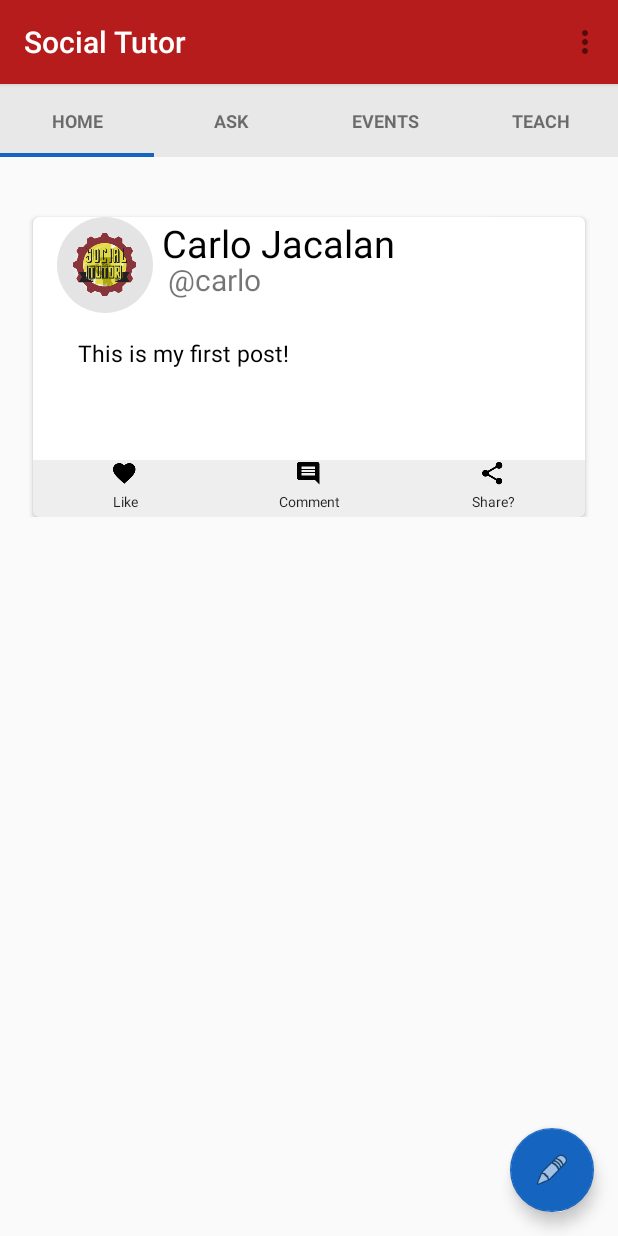
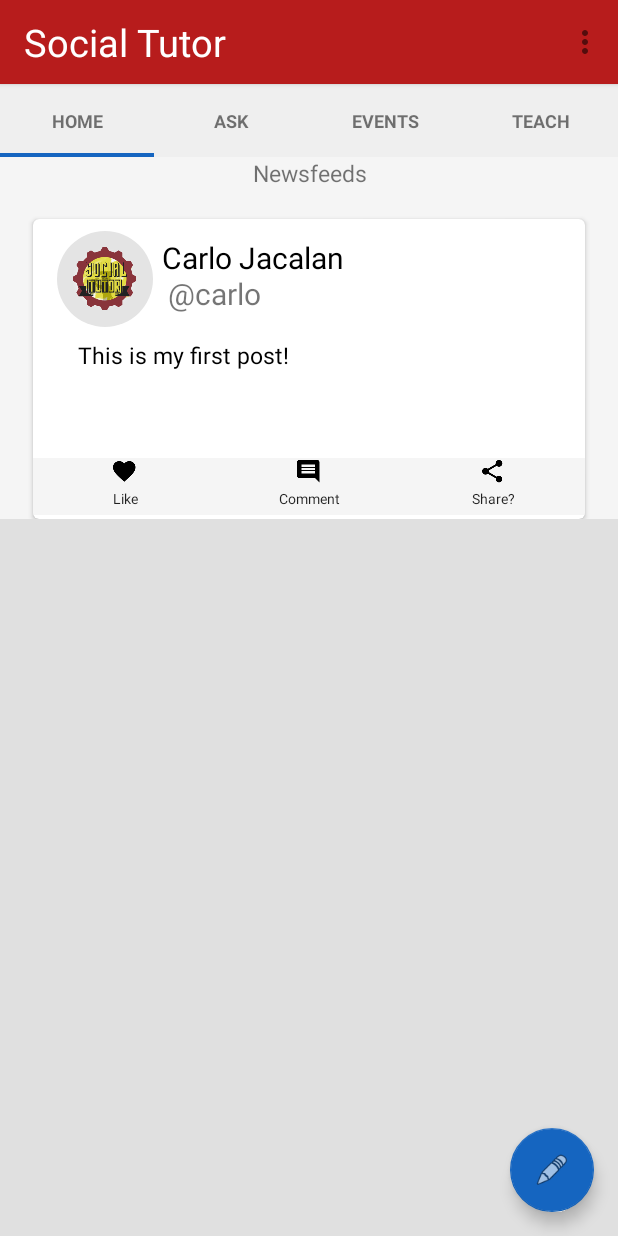
Before and after one commit to omgcarlo/SocialTutor, an Android app: the AfterLogin screen opened directly, with no data from a screen before it, on a phone screen of 412 x 824 dp. Run offline under Robolectric (Android 15) with nearby library versions, the phone set to English and light mode, and no system bars; 1 statement that could not run was skipped.

Commit message:
+post ui +boarder +color_change +background_color_change

```diff
--- a/app/src/main/java/com/incc/softwareproject/socialtutor/AfterLogin.java
+++ b/app/src/main/java/com/incc/softwareproject/socialtutor/AfterLogin.java
@@ -10,6 +10,8 @@ import android.view.Menu;
 import android.view.MenuItem;
 import android.view.View;
 import android.widget.Toast;
+import android.widget.TextView;
+import android.graphics.Typeface;
 
 /**
  * Created by carlo on 07/12/2015.
@@ -30,6 +32,10 @@ public class AfterLogin extends ActionBarActivity {
         toolbar = (Toolbar) findViewById(R.id.tool_bar);
         setSupportActionBar(toolbar);
 
+        //change font bai
+        TextView toolbarTitle = (TextView) toolbar.findViewById(R.id.toolbar_title);
+        Typeface myTypeface = Typeface.createFromAsset(getAssets(), "VintageOne.ttf");
+        toolbarTitle.setTypeface(myTypeface);
 
         // Creating The ViewPagerAdapter and Passing Fragment Manager, Titles fot the Tabs and Number Of Tabs.
         adapter =  new ViewPagerAdapter(getSupportFragmentManager(),Titles,Numboftabs);
@@ -52,8 +58,6 @@ public class AfterLogin extends ActionBarActivity {
 
         // Setting the ViewPager For the SlidingTabsLayout
         tabs.setViewPager(pager);
-
-
 
     }
 
--- /dev/null
+++ b/app/src/main/res/drawable/border.xml
@@ -0,0 +1,17 @@
+<?xml version="1.0" encoding="utf-8"?>
+
+<selector xmlns:android="http://schemas.android.com/apk/res/android">
+    <layer-list>
+        <item>
+            <shape>
+                <solid android:color="#ff0000"/>
+            </shape>
+        </item>
+        <item android:left="5dp" android:right="5dp" android:top="5dp">
+            <shape android:shape="rectangle">
+                <solid android:color="#000000"/>
+            </shape>
+
+        </item>
+    </layer-list>
+</selector>
--- a/app/src/main/res/layout/tab_1.xml
+++ b/app/src/main/res/layout/tab_1.xml
@@ -1,14 +1,23 @@
 <?xml version="1.0" encoding="utf-8"?>
 <RelativeLayout xmlns:android="http://schemas.android.com/apk/res/android"
     android:layout_width="match_parent"
-    android:layout_height="match_parent">
+    android:layout_height="match_parent"
+    android:background="@color/gray_bg">
     <ScrollView
         android:layout_width="fill_parent"
         android:layout_height="wrap_content">
         <LinearLayout
             android:layout_width="fill_parent"
             android:layout_height="wrap_content"
+            android:background="@color/post_button_color"
             android:orientation="vertical">
+
+            <TextView
+                android:layout_width="fill_parent"
+                android:layout_height="wrap_content"
+                android:text="Newsfeeds"
+                android:textSize="15sp"
+                android:gravity="center_horizontal"/>
 
                 <android.support.v7.widget.CardView
                 xmlns:card_view="http://schemas.android.com/apk/res-auto"
@@ -17,14 +26,14 @@
                 android:layout_width="368dp"
                 android:layout_height="200dp"
                 android:elevation="4dp"
-                android:layout_marginTop="40dp"
+                android:layout_marginTop="20dp"
                 card_view:cardCornerRadius="4dp">
 
                 <ImageButton
                     android:layout_width="64dp"
                     android:layout_height="64dp"
                     android:layout_marginLeft="16dp"
-
+                    android:layout_marginTop="8dp"
                     android:src="@mipmap/ic_launcher"
                     android:background="@drawable/roundcorner"
                     />
@@ -32,15 +41,15 @@
                     android:layout_width="match_parent"
                     android:layout_height="wrap_content"
                     android:layout_marginLeft="86dp"
-
+                    android:layout_marginTop="12dp"
                     android:text="Carlo Jacalan"
                     android:textColor="@color/black"
-                    android:textSize="25sp"/>
+                    android:textSize="20sp"/>
                 <TextView
                     android:layout_width="match_parent"
                     android:layout_height="wrap_content"
                     android:layout_marginLeft="90dp"
-                    android:layout_marginTop="28dp"
+                    android:layout_marginTop="36dp"
                     android:text="\@carlo"
                     android:textSize="20sp"/>
                 <TextView
@@ -52,10 +61,11 @@
                     android:textColor="@color/black"
                     android:text="This is my first post!"/>
                     <LinearLayout
-                        android:layout_width="match_parent"
+                        android:layout_width="fill_parent"
                         android:layout_height="38dp"
                         android:orientation="horizontal"
-                        android:layout_marginTop="162dp">
+
+                        android:layout_marginTop="159dp">
                         <Button android:layout_weight="1"
                             android:layout_height="wrap_content"
                             android:layout_width="match_parent"
@@ -64,6 +74,7 @@
                             android:background="@color/post_button_color"
                             android:text="Like"
                             android:textSize="9dp"
+                            android:paddingBottom="2dp"
                             android:drawableTop="@drawable/ic_like"/>
                         <Button android:layout_weight="1"
                             android:layout_height="wrap_content"
@@ -73,6 +84,7 @@
                             android:background="@color/post_button_color"
                             android:text="Comment"
                             android:textSize="9dp"
+                            android:paddingBottom="2dp"
                             android:drawableTop="@drawable/ic_comment"/>
                         <Button android:layout_weight="1"
                             android:layout_height="wrap_content"
@@ -82,6 +94,7 @@
                             android:background="@color/post_button_color"
                             android:text="Share?"
                             android:textSize="9dp"
+                            android:paddingBottom="2dp"
                             android:drawableTop="@drawable/ic_share"/>
                     </LinearLayout>
                 </android.support.v7.widget.CardView>
--- a/app/src/main/res/layout/tool_bar.xml
+++ b/app/src/main/res/layout/tool_bar.xml
@@ -7,4 +7,14 @@
     android:elevation="2dp"
     app:titleTextColor="@color/whitey"
     android:theme="@style/Base.ThemeOverlay.AppCompat.Light"
-    xmlns:android="http://schemas.android.com/apk/res/android" />
+    xmlns:android="http://schemas.android.com/apk/res/android" >\
+    <TextView
+        android:layout_width="match_parent"
+        android:layout_height="match_parent"
+        android:text="Social Tutor"
+        android:textSize="25sp"
+        android:textColor="@color/whitey"
+        android:fontFamily="Consolas"
+        android:layout_gravity="center"
+        android:id="@+id/toolbar_title" />
+    </android.support.v7.widget.Toolbar>
--- a/app/src/main/res/values/colors.xml
+++ b/app/src/main/res/values/colors.xml
@@ -7,7 +7,7 @@
     <color name="ColorPrimary">#B71C1C</color>
     <color name="ColorPrimaryDark">#C62828</color>
     <color name="tabsScrollColor">#1565C0</color>
-    <color name="ColorSecondary">#E8e8e8</color>
+    <color name="ColorSecondary">#efefef</color><!-- sub bar / tabs-->
 
     <color name="shadowColor">#0e0e0e</color>
 
@@ -15,6 +15,7 @@
     <color name="whitey">#ffffff</color>
     <color name="black">#000000</color>
 
-    <color name="post_button_color">#EEEEEE</color>
+    <color name="post_button_color">#F5F5F5</color>
+    <color name="gray_bg">#E0E0E0</color>
 
 </resources>
```
